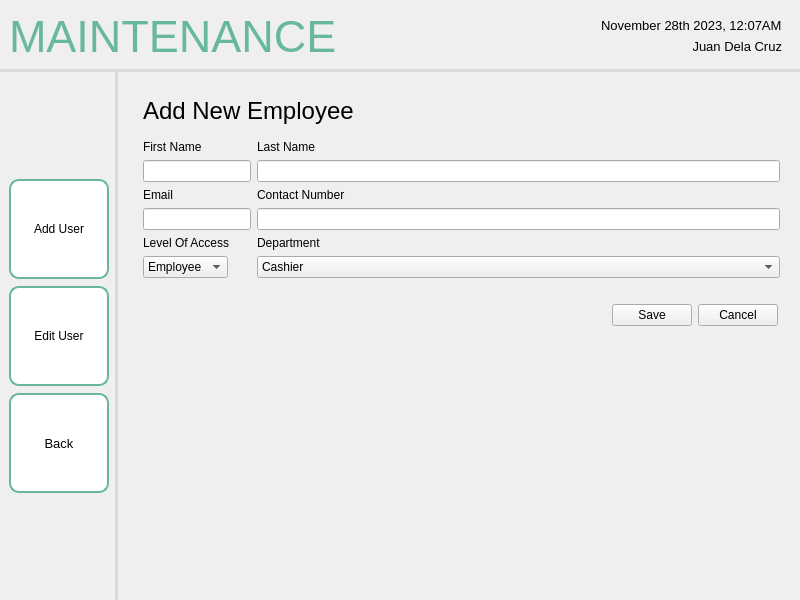
The window that screens/ui/maintenanceADDUser.ui (sehae/POS-with-Inventory-System) describes before a commit, drawn with Qt 5.
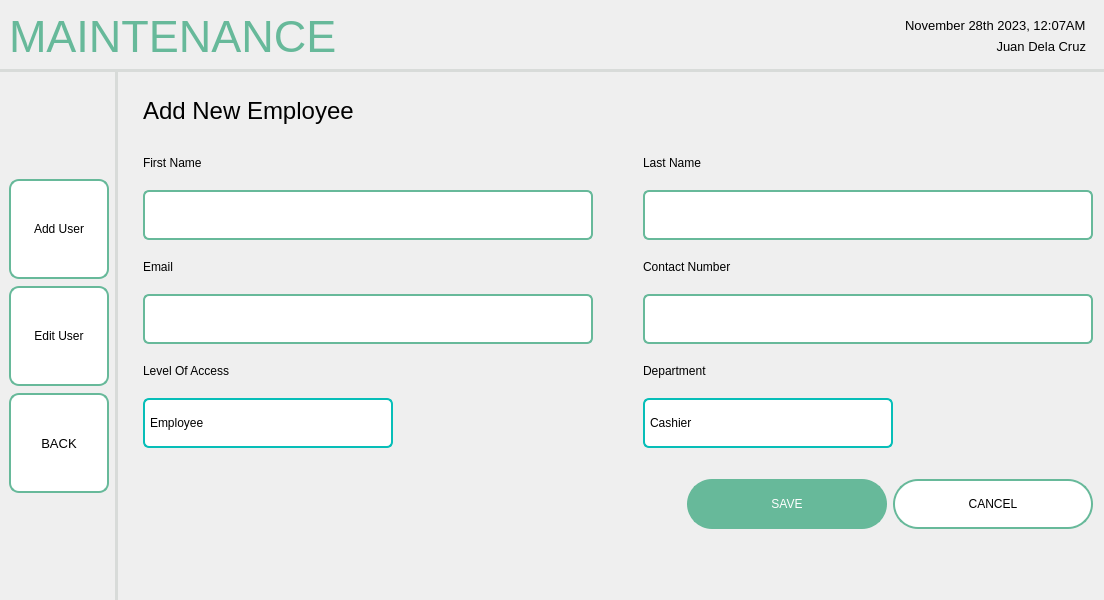
The same window after the commit. Icons and pictures are not drawn.

What changed in the file:
```diff
--- a/screens/ui/maintenanceADDUser.ui
+++ b/screens/ui/maintenanceADDUser.ui
@@ -206,7 +206,7 @@
 }</string>
             </property>
             <property name="text">
-             <string>Back</string>
+             <string>BACK</string>
             </property>
             <property name="icon">
              <iconset resource="logo1.qrc">
@@ -350,67 +350,280 @@
            </widget>
           </item>
           <item>
-           <widget class="QWidget" name="widget" native="true">
+           <widget class="QWidget" name="layoutContainer" native="true">
+            <layout class="QHBoxLayout" name="horizontalLayout_3">
+             <property name="leftMargin">
+              <number>0</number>
+             </property>
+             <property name="topMargin">
+              <number>0</number>
+             </property>
+             <property name="rightMargin">
+              <number>0</number>
+             </property>
+             <property name="bottomMargin">
+              <number>0</number>
+             </property>
+             <item>
+              <widget class="QWidget" name="formContainer" native="true">
+               <layout class="QVBoxLayout" name="verticalLayout">
+                <property name="leftMargin">
+                 <number>0</number>
+                </property>
+                <property name="topMargin">
+                 <number>0</number>
+                </property>
+                <property name="rightMargin">
+                 <number>0</number>
+                </property>
+                <property name="bottomMargin">
+                 <number>0</number>
+                </property>
+                <item>
+                 <widget class="QWidget" name="formWidget" native="true">
             <layout class="QFormLayout" name="formLayout_2">
+                   <property name="labelAlignment">
+                    <set>Qt::AlignLeading|Qt::AlignLeft|Qt::AlignVCenter</set>
+                   </property>
+                   <property name="horizontalSpacing">
+                    <number>50</number>
+                   </property>
+                   <property name="verticalSpacing">
+                    <number>20</number>
+                   </property>
              <property name="leftMargin">
               <number>0</number>
              </property>
+                   <property name="topMargin">
+                    <number>25</number>
+                   </property>
+                   <property name="rightMargin">
+                    <number>0</number>
+                   </property>
+                   <property name="bottomMargin">
+                    <number>0</number>
+                   </property>
              <item row="1" column="0">
-              <widget class="QLabel" name="label_14">
+                    <widget class="QLabel" name="firstNameLBL">
+                     <property name="font">
+                      <font>
+                       <pointsize>9</pointsize>
+                      </font>
+                     </property>
                <property name="text">
                 <string>First Name</string>
                </property>
               </widget>
              </item>
              <item row="1" column="1">
-              <widget class="QLabel" name="label_15">
+                    <widget class="QLabel" name="lastNameLBL">
+                     <property name="font">
+                      <font>
+                       <pointsize>9</pointsize>
+                      </font>
+                     </property>
                <property name="text">
                 <string>Last Name</string>
                </property>
               </widget>
              </item>
              <item row="2" column="0">
-              <widget class="QLineEdit" name="lineEdit_2"/>
+                    <widget class="QLineEdit" name="firstName">
+                     <property name="minimumSize">
+                      <size>
+                       <width>450</width>
+                       <height>50</height>
+                      </size>
+                     </property>
+                     <property name="maximumSize">
+                      <size>
+                       <width>450</width>
+                       <height>50</height>
+                      </size>
+                     </property>
+                     <property name="styleSheet">
+                      <string notr="true">QLineEdit {
+    padding: 5px;
+    border: 2px solid #67B99A;
+    border-radius: 6px;
+    background-color: #FFFFFF;
+    selection-background-color: darkgray;
+}</string>
+                     </property>
+                    </widget>
              </item>
              <item row="2" column="1">
-              <widget class="QLineEdit" name="lineEdit_3"/>
+                    <widget class="QLineEdit" name="lastName">
+                     <property name="minimumSize">
+                      <size>
+                       <width>450</width>
+                       <height>50</height>
+                      </size>
+                     </property>
+                     <property name="maximumSize">
+                      <size>
+                       <width>450</width>
+                       <height>50</height>
+                      </size>
+                     </property>
+                     <property name="styleSheet">
+                      <string notr="true">QLineEdit {
+    padding: 5px;
+    border: 2px solid #67B99A;
+    border-radius: 6px;
+    background-color: #FFFFFF;
+    selection-background-color: darkgray;
+}</string>
+                     </property>
+                    </widget>
              </item>
              <item row="3" column="0">
-              <widget class="QLabel" name="label_16">
+                    <widget class="QLabel" name="emailLBL">
+                     <property name="font">
+                      <font>
+                       <pointsize>9</pointsize>
+                      </font>
+                     </property>
                <property name="text">
                 <string>Email</string>
                </property>
               </widget>
              </item>
              <item row="3" column="1">
-              <widget class="QLabel" name="label_17">
+                    <widget class="QLabel" name="contactLBL">
+                     <property name="font">
+                      <font>
+                       <pointsize>9</pointsize>
+                      </font>
+                     </property>
                <property name="text">
                 <string>Contact Number</string>
                </property>
               </widget>
              </item>
              <item row="4" column="0">
-              <widget class="QLineEdit" name="lineEdit_4"/>
+                    <widget class="QLineEdit" name="email">
+                     <property name="minimumSize">
+                      <size>
+                       <width>450</width>
+                       <height>50</height>
+                      </size>
+                     </property>
+                     <property name="maximumSize">
+                      <size>
+                       <width>450</width>
+                       <height>50</height>
+                      </size>
+                     </property>
+                     <property name="styleSheet">
+                      <string notr="true">QLineEdit {
+    padding: 5px;
+    border: 2px solid #67B99A;
+    border-radius: 6px;
+    background-color: #FFFFFF;
+    selection-background-color: darkgray;
+}</string>
+                     </property>
+                    </widget>
              </item>
              <item row="4" column="1">
-              <widget class="QLineEdit" name="lineEdit_5"/>
+                    <widget class="QLineEdit" name="contactNum">
+                     <property name="minimumSize">
+                      <size>
+                       <width>450</width>
+                       <height>50</height>
+                      </size>
+                     </property>
+                     <property name="maximumSize">
+                      <size>
+                       <width>250</width>
+                       <height>50</height>
+                      </size>
+                     </property>
+                     <property name="styleSheet">
+                      <string notr="true">QLineEdit {
+    padding: 5px;
+    border: 2px solid #67B99A;
+    border-radius: 6px;
+    background-color: #FFFFFF;
+    selection-background-color: darkgray;
+}</string>
+                     </property>
+                    </widget>
              </item>
              <item row="5" column="0">
-              <widget class="QLabel" name="label_18">
+                    <widget class="QLabel" name="loaLBL">
+                     <property name="font">
+                      <font>
+                       <pointsize>9</pointsize>
+                      </font>
+                     </property>
                <property name="text">
                 <string>Level Of Access</string>
                </property>
               </widget>
              </item>
              <item row="5" column="1">
-              <widget class="QLabel" name="label_19">
+                    <widget class="QLabel" name="deptLBL">
+                     <property name="font">
+                      <font>
+                       <pointsize>9</pointsize>
+                      </font>
+                     </property>
                <property name="text">
                 <string>Department</string>
                </property>
               </widget>
              </item>
              <item row="6" column="0">
-              <widget class="QComboBox" name="comboBox">
+                    <widget class="QComboBox" name="loaBOX">
+                     <property name="minimumSize">
+                      <size>
+                       <width>250</width>
+                       <height>50</height>
+                      </size>
+                     </property>
+                     <property name="maximumSize">
+                      <size>
+                       <width>250</width>
+                       <height>50</height>
+                      </size>
+                     </property>
+                     <property name="font">
+                      <font>
+                       <pointsize>9</pointsize>
+                      </font>
+                     </property>
+                     <property name="styleSheet">
+                      <string notr="true">QComboBox {
+    padding: 5px;
+    border: 2px solid #07BEB8;
+    border-radius: 6px;
+    background-color: #FFFFFF;
+    selection-background-color: darkgray;
+}
+
+QComboBox::drop-down {
+    subcontrol-origin: padding;
+    subcontrol-position: right center;
+    width: 20px;
+    border-left: none;
+    border-top-right-radius: 3px;
+    border-bottom-right-radius: 3px;
+}
+
+QComboBox::down-arrow {
+    image: url(:/logos/Icons/gridicons_dropdown.png);
+    width: 20px;
+    height: 20px;
+}</string>
+                     </property>
+                     <property name="iconSize">
+                      <size>
+                       <width>16</width>
+                       <height>16</height>
+                      </size>
+                     </property>
                <item>
                 <property name="text">
                  <string>Employee</string>
@@ -424,7 +637,48 @@
               </widget>
              </item>
              <item row="6" column="1">
-              <widget class="QComboBox" name="comboBox_2">
+                    <widget class="QComboBox" name="deptBox">
+                     <property name="minimumSize">
+                      <size>
+                       <width>250</width>
+                       <height>50</height>
+                      </size>
+                     </property>
+                     <property name="maximumSize">
+                      <size>
+                       <width>250</width>
+                       <height>50</height>
+                      </size>
+                     </property>
+                     <property name="font">
+                      <font>
+                       <pointsize>9</pointsize>
+                      </font>
+                     </property>
+                     <property name="styleSheet">
+                      <string notr="true">QComboBox {
+    padding: 5px;
+    border: 2px solid #07BEB8;
+    border-radius: 6px;
+    background-color: #FFFFFF;
+    selection-background-color: darkgray;
+}
+
+QComboBox::drop-down {
+    subcontrol-origin: padding;
+    subcontrol-position: right center;
+    width: 20px;
+    border-left: none;
+    border-top-right-radius: 3px;
+    border-bottom-right-radius: 3px;
+}
+
+QComboBox::down-arrow {
+    image: url(:/logos/Icons/gridicons_dropdown.png);
+    width: 20px;
+    height: 20px;
+}</string>
+                     </property>
                <item>
                 <property name="text">
                  <string>Cashier</string>
@@ -441,7 +695,7 @@
            </widget>
           </item>
           <item>
-           <widget class="QWidget" name="widget_3" native="true">
+                 <widget class="QWidget" name="buttons" native="true">
             <property name="sizePolicy">
              <sizepolicy hsizetype="Preferred" vsizetype="Preferred">
               <horstretch>0</horstretch>
@@ -450,16 +704,16 @@
             </property>
             <layout class="QHBoxLayout" name="horizontalLayout_10">
              <property name="leftMargin">
-              <number>11</number>
+                    <number>0</number>
              </property>
              <property name="topMargin">
-              <number>11</number>
+                    <number>25</number>
              </property>
              <property name="rightMargin">
-              <number>11</number>
+                    <number>0</number>
              </property>
              <property name="bottomMargin">
-              <number>11</number>
+                    <number>0</number>
              </property>
              <item>
               <spacer name="horizontalSpacer_3">
@@ -475,18 +729,106 @@
               </spacer>
              </item>
              <item>
-              <widget class="QPushButton" name="pushButton_15">
+                    <widget class="QPushButton" name="saveBTN">
+                     <property name="minimumSize">
+                      <size>
+                       <width>200</width>
+                       <height>50</height>
+                      </size>
+                     </property>
+                     <property name="maximumSize">
+                      <size>
+                       <width>200</width>
+                       <height>50</height>
+                      </size>
+                     </property>
+                     <property name="font">
+                      <font>
+                       <pointsize>9</pointsize>
+                      </font>
+                     </property>
+                     <property name="styleSheet">
+                      <string notr="true">QPushButton {
+    background-color: #67B99A;
+    color: white;
+    border: 2px solid #67B99A;
+    padding: 8px 16px;
+    border-radius: 25px;
+}
+QPushButton:hover {
+    background-color: #5CAE8B;
+    border: 2px solid #5CAE8B;
+}
+QPushButton:pressed {
+    background-color: #4D9C7F;
+	border: 2px solid #4D9C7F;
+}</string>
+                     </property>
                <property name="text">
-                <string>Save</string>
+                      <string>SAVE</string>
                </property>
               </widget>
              </item>
              <item>
-              <widget class="QPushButton" name="pushButton_16">
+                    <widget class="QPushButton" name="cancelBTN">
+                     <property name="minimumSize">
+                      <size>
+                       <width>200</width>
+                       <height>50</height>
+                      </size>
+                     </property>
+                     <property name="maximumSize">
+                      <size>
+                       <width>200</width>
+                       <height>50</height>
+                      </size>
+                     </property>
+                     <property name="font">
+                      <font>
+                       <pointsize>9</pointsize>
+                      </font>
+                     </property>
+                     <property name="styleSheet">
+                      <string notr="true">QPushButton {
+    background-color: white;
+    border: 2px solid #67B99A;
+    color: black;
+    padding: 8px 16px;
+    border-radius: 25px;
+}
+
+QPushButton:hover {
+    border: 2px solid #4D926D;
+}
+
+QPushButton:pressed {
+	background-color: #F0F0F0;
+	border: 2px solid #265C42;
+}</string>
+                     </property>
                <property name="text">
-                <string>Cancel</string>
-               </property>
-              </widget>
+                      <string>CANCEL</string>
+                     </property>
+                    </widget>
+                   </item>
+                  </layout>
+                 </widget>
+                </item>
+               </layout>
+              </widget>
+             </item>
+             <item>
+              <spacer name="horizontalSpacer">
+               <property name="orientation">
+                <enum>Qt::Horizontal</enum>
+               </property>
+               <property name="sizeHint" stdset="0">
+                <size>
+                 <width>40</width>
+                 <height>20</height>
+                </size>
+               </property>
+              </spacer>
              </item>
             </layout>
            </widget>
```
Left out of the diff: 28 changed lines with no effect on the pictures. Lines whose indentation alone changed are shown as unchanged.
